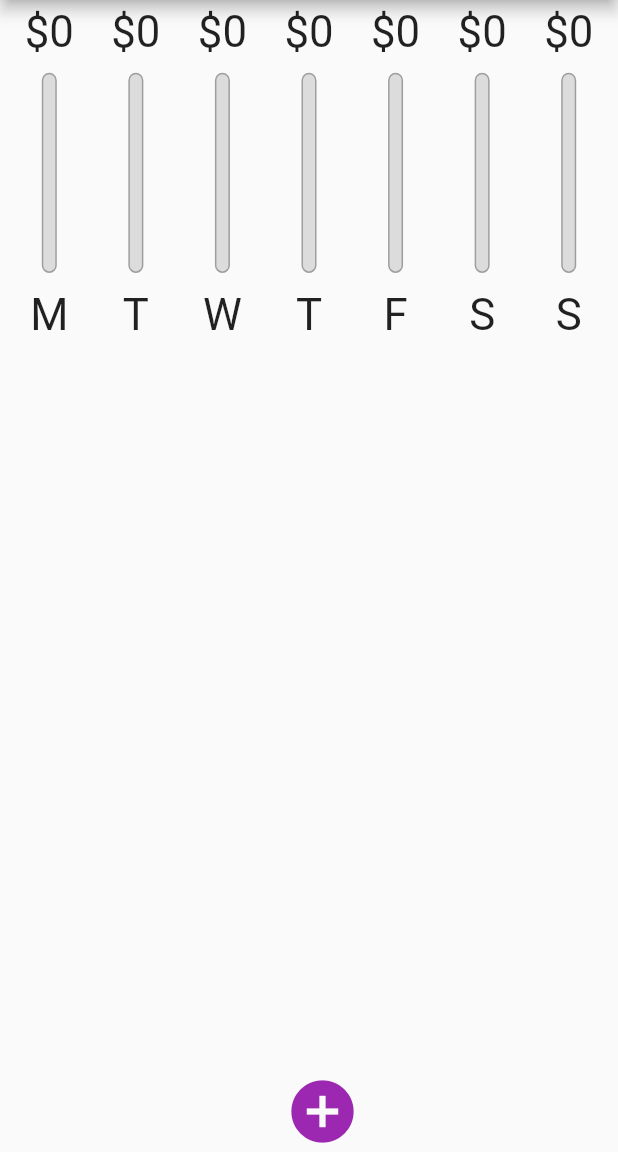
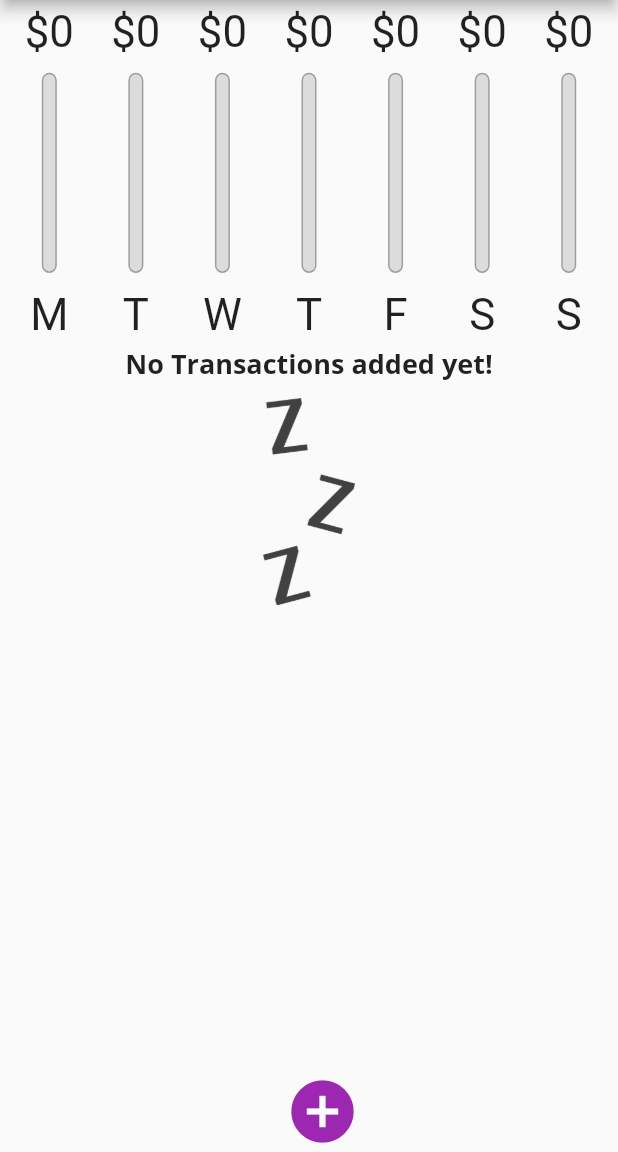
Before and after one commit to boilinux/flutter-spending-tracker, a Flutter app: the screen it shows after launch, on a phone screen of 412 x 824 dp, the part 84-1236 px from its top. Run offline on Flutter 3.47's test engine with Material 2 defaults, Android fonts, the phone set to English and light mode, and no system bars.

Commit message:
Check if ios.

```diff
--- a/lib/main.dart
+++ b/lib/main.dart
@@ -1,14 +1,19 @@
 import 'dart:math';
+import 'dart:io';
+
 import 'package:flutter/material.dart';
 import 'package:flutter/services.dart';
+
 import './models/transaction.dart';
 import './widgets/form/formspending.dart';
 import './widgets/form/toggleswitch.dart';
 import './widgets/chart/chart.dart';
 import './widgets/transactions/transactions.dart';
 import './widgets/displaylist/noresult.dart';
+import './widgets/buttons/mainfloatingbutton.dart';
 
 void main() {
+  // code orientation for Portrait Only!
   // WidgetsFlutterBinding.ensureInitialized();
   // SystemChrome.setPreferredOrientations([
   //   DeviceOrientation.portraitUp,
@@ -113,8 +118,8 @@ class _HomeState extends State<Home> {
 
   @override
   Widget build(BuildContext context) {
-    final _isLandscape =
-        MediaQuery.of(context).orientation == Orientation.landscape;
+    final _mediaQuery = MediaQuery.of(context);
+    final _isLandscape = _mediaQuery.orientation == Orientation.landscape;
     final appbar = AppBar(
       title: Text(
         'Personal Expenses',
@@ -129,23 +134,30 @@ class _HomeState extends State<Home> {
       ],
     );
 
-    double _mediaQueryMultiplier = 0.0;
+    double _mediaQueryMultiplier = !_isLandscape ? 0.3 : 0.7;
 
-    _mediaQueryMultiplier = !_isLandscape ? 0.3 : 0.7;
+    final widgetTransactions = Container(
+      height: (_mediaQuery.size.height -
+              appbar.preferredSize.height -
+              _mediaQuery.padding.top) *
+          _mediaQueryMultiplier,
+      child: _transactions.isEmpty
+          ? NoResult()
+          : Transactions(
+              transactions: _transactions,
+              deleteActionHandler: _deleteTransaction,
+            ),
+    );
 
     return Scaffold(
-      floatingActionButton: IconButton(
-        icon: Icon(
-          Icons.add_circle_sharp,
-          size: 50,
-          color: Theme.of(context).primaryColor,
-        ),
-        onPressed: () => _startAddNewTransaction(context),
-      ),
+      floatingActionButton: Platform.isIOS
+          ? Container()
+          : MainFloatingButton(context, _startAddNewTransaction),
       floatingActionButtonLocation:
           FloatingActionButtonLocation.miniCenterFloat,
       appBar: appbar,
-      body: Column(
+      body: SingleChildScrollView(
+        child: Column(
           crossAxisAlignment: CrossAxisAlignment.stretch,
           children: <Widget>[
             if (_isLandscape)
@@ -155,28 +167,19 @@ class _HomeState extends State<Home> {
               ),
             _isChart || !_isLandscape
                 ? Container(
-                  height: (MediaQuery.of(context).size.height -
+                    height: (_mediaQuery.size.height -
                             appbar.preferredSize.height -
-                          MediaQuery.of(context).padding.top) *
+                            _mediaQuery.padding.top) *
                         _mediaQueryMultiplier,
                     padding: EdgeInsets.all(4),
                     child: Chart(
                       recentTransactions: _transactions,
                     ),
                   )
-              : Container(
-                  height: (MediaQuery.of(context).size.height -
-                          appbar.preferredSize.height -
-                          MediaQuery.of(context).padding.top) *
-                      _mediaQueryMultiplier,
-                  child: _transactions.isEmpty
-                      ? NoResult()
-                      : Transactions(
-                          transactions: _transactions,
-                          deleteActionHandler: _deleteTransaction,
+                : widgetTransactions,
+            if (!_isLandscape) widgetTransactions
+          ],
         ),
-                )
-        ],
       ),
     );
   }
--- /dev/null
+++ b/lib/widgets/buttons/mainfloatingbutton.dart
@@ -0,0 +1,19 @@
+import 'package:flutter/material.dart';
+
+class MainFloatingButton extends StatelessWidget {
+  final ctx;
+  final Function addNewTransaction;
+  MainFloatingButton(this.ctx, this.addNewTransaction);
+
+  @override
+  Widget build(BuildContext context) {
+    return IconButton(
+      icon: Icon(
+        Icons.add_circle_sharp,
+        size: 50,
+        color: Theme.of(context).primaryColor,
+      ),
+      onPressed: () => addNewTransaction(ctx),
+    );
+  }
+}
--- a/lib/widgets/form/actionlist.dart
+++ b/lib/widgets/form/actionlist.dart
@@ -7,10 +7,18 @@ class ActionList extends StatelessWidget {
 
   @override
   Widget build(BuildContext context) {
-    return IconButton(
-      icon: Icon(Icons.delete),
-      onPressed: () => deleteTransactionHandler(id),
-      color: Theme.of(context).errorColor,
-    );
+    bool _isShow = MediaQuery.of(context).size.width > 360 ? true : false;
+
+    return _isShow
+        ? ElevatedButton.icon(
+            icon: Icon(Icons.delete),
+            onPressed: () => deleteTransactionHandler(id),
+            label: Text('Delete'),
+          )
+        : IconButton(
+            icon: Icon(Icons.delete),
+            onPressed: () => deleteTransactionHandler(id),
+            color: Theme.of(context).errorColor,
+          );
   }
 }
--- a/lib/widgets/form/formspending.dart
+++ b/lib/widgets/form/formspending.dart
@@ -41,9 +41,9 @@ class _FormSpendingState extends State<FormSpending> {
     double _amount = double.parse(inputAmountController.text);
     widget.submitFormHandler(_title, _amount, _datePickerVal);
     setState(() {
-      inputAmountController.clear();
-      inputTitleController.clear();
-      _datePickerVal = null;
+      // inputAmountController.clear();
+      // inputTitleController.clear();
+      // _datePickerVal = null;
     });
   }
 
--- a/lib/widgets/form/toggleswitch.dart
+++ b/lib/widgets/form/toggleswitch.dart
@@ -15,7 +15,7 @@ class ToggleSwitch extends StatelessWidget {
       mainAxisAlignment: MainAxisAlignment.center,
       children: [
         Text('Show Chart'),
-        Switch(value: isChart, onChanged: (val) => showChart(val)),
+        Switch.adaptive(value: isChart, onChanged: (val) => showChart(val)),
       ],
     );
   }
```
Lines whose indentation alone changed are shown as unchanged.
